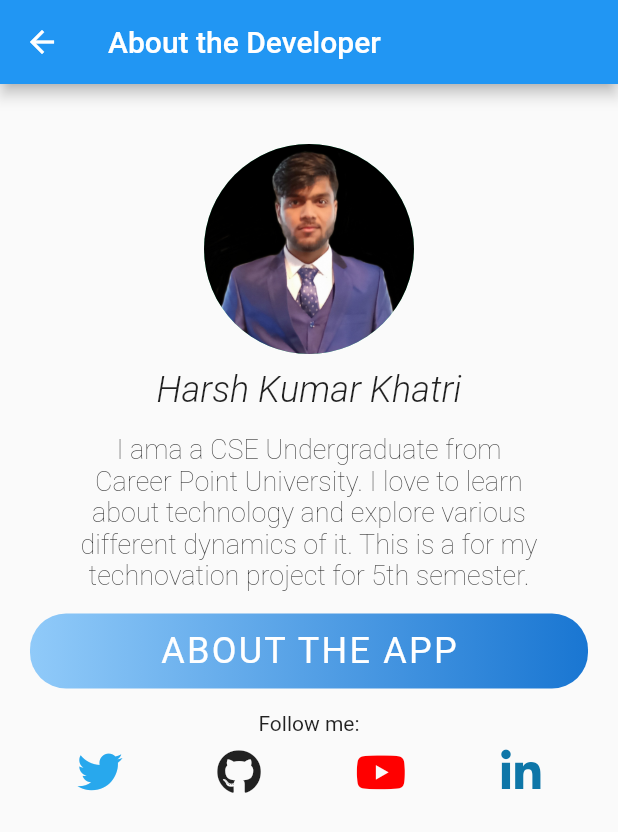
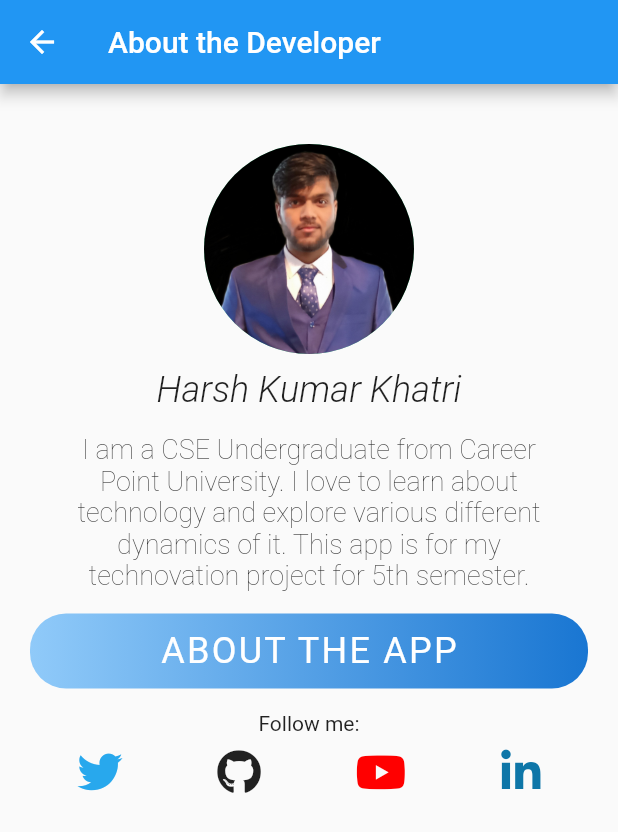
Before and after one commit to harshkumarkhatri/Draw-It-App-Flutter, a Flutter app: the AboutTheDev screen opened directly, on a phone screen of 412 x 824 dp. Shown: the top 832 px of the screen. Run offline on Flutter 3.47's test engine with Material 2 defaults, Android fonts, the phone set to English and light mode, and no system bars; our stand-ins replace cached_network_image, cloud_firestore, firebase_auth, firebase_core, firebase_database, firebase_storage and 4 more; missing offline and left inert: esys_flutter_share, ext_storage, flutter_web_browser, save_in_gallery; accounts and stored records are empty.

Commit message:
App is now in version 1.0.3 with some typos being fixed

```diff
--- a/lib/aboutTheApp.dart
+++ b/lib/aboutTheApp.dart
@@ -319,7 +319,7 @@ class _AboutTheAppState extends State<AboutTheApp> {
                   ),
                 ),
                 SizedBox(height: 30),
-                Center(child: Text("Version:1.0.1")),
+                Center(child: Text("Version:1.0.2")),
                 SizedBox(height: 20),
               ],
             ),
--- a/lib/aboutTheDeveloper.dart
+++ b/lib/aboutTheDeveloper.dart
@@ -71,7 +71,7 @@ class _AboutTheDevState extends State<AboutTheDev> {
                   padding:
                       const EdgeInsets.only(top: 15.0, left: 30, right: 30),
                   child: Text(
-                    "I ama a CSE Undergraduate from Career Point University. I love to learn about technology and explore various different dynamics of it. This is a for my technovation project for 5th semester.",
+                    "I am a CSE Undergraduate from Career Point University. I love to learn about technology and explore various different dynamics of it. This app is for my technovation project for 5th semester.",
                     style: TextStyle(fontSize: 18, fontWeight: FontWeight.w200),
                     textAlign: TextAlign.center,
                   ),
--- a/pubspec.yaml
+++ b/pubspec.yaml
@@ -15,7 +15,7 @@ publish_to: "none" # Remove this line if you wish to publish to pub.dev
 # In iOS, build-name is used as CFBundleShortVersionString while build-number used as CFBundleVersion.
 # Read more about iOS versioning at
 # https://developer.apple.com/library/archive/documentation/General/Reference/InfoPlistKeyReference/Articles/CoreFoundationKeys.html
-version: 1.0.0+1
+version: 1.0.0+2
 
 environment:
   sdk: ">=2.7.0 <3.0.0"
```
